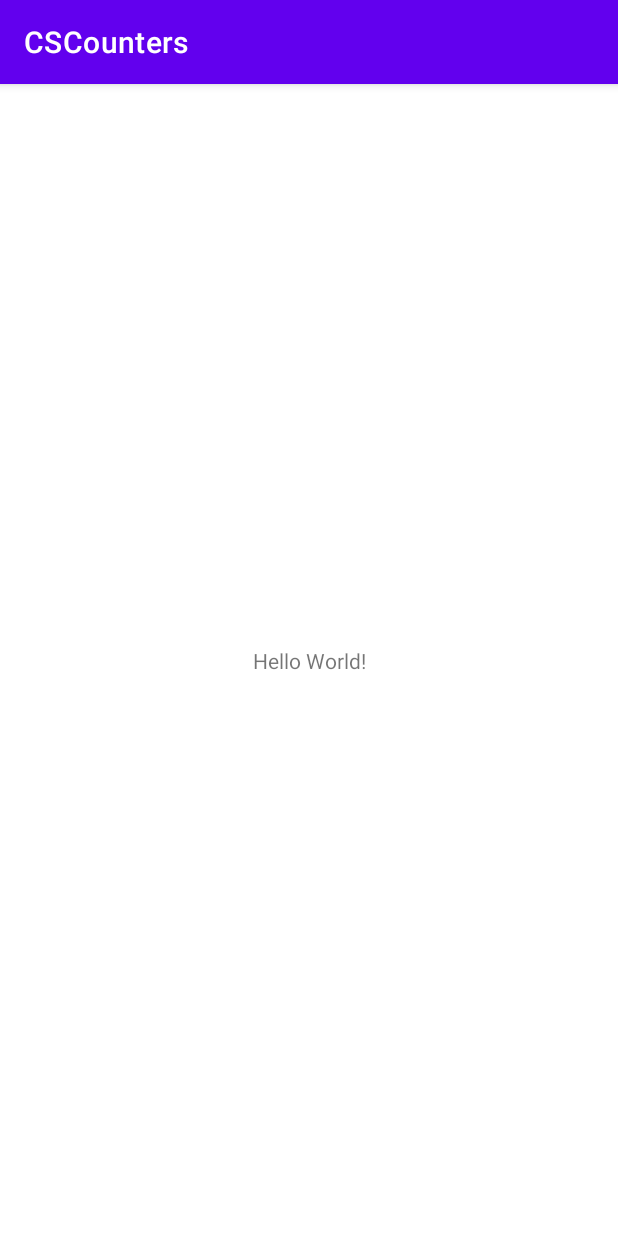
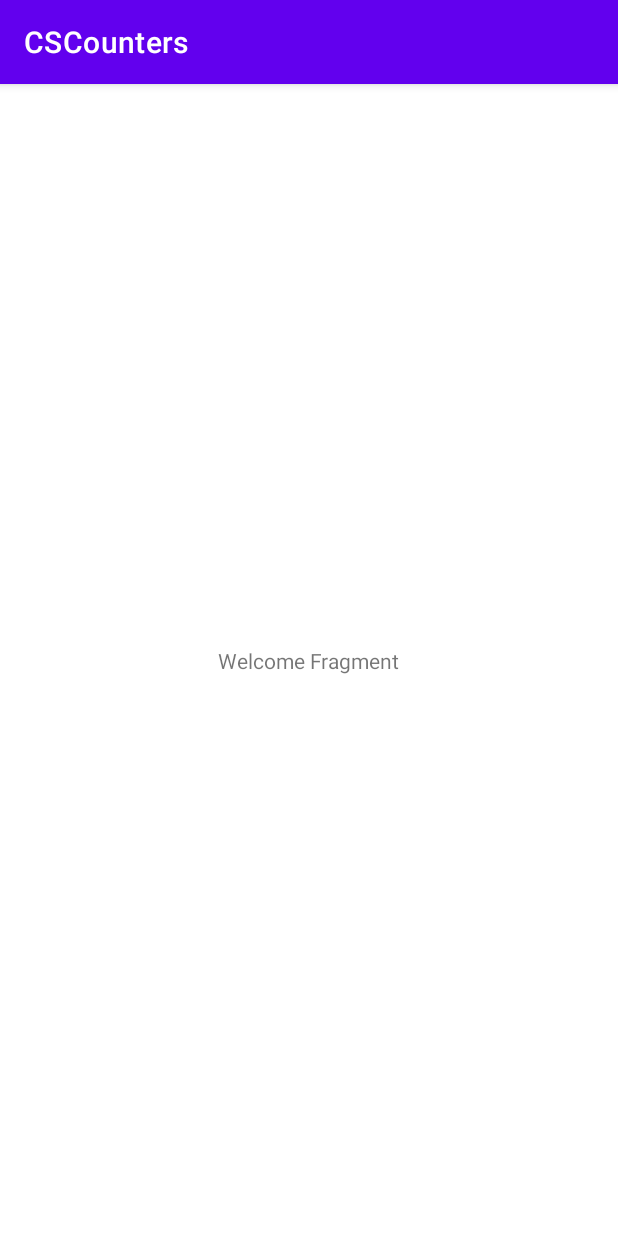
Before and after one commit to alejandrolagosr/counters-android, an Android app: the screen it shows after launch (MainActivity), on a phone screen of 412 x 824 dp. Run offline under Robolectric (Android 15) with nearby library versions, the phone set to English and light mode, and no system bars.

Commit message:
Added navigation graph and fragments

```diff
--- /dev/null
+++ b/app/src/main/java/com/flagos/cscounters/welcome/WelcomeFragment.kt
@@ -0,0 +1,15 @@
+package com.flagos.cscounters.welcome
+
+import android.os.Bundle
+import androidx.fragment.app.Fragment
+import android.view.LayoutInflater
+import android.view.View
+import android.view.ViewGroup
+import com.flagos.cscounters.R
+
+class WelcomeFragment : Fragment() {
+
+    override fun onCreateView(inflater: LayoutInflater, container: ViewGroup?, savedInstanceState: Bundle?): View? {
+        return inflater.inflate(R.layout.fragment_welcome, container, false)
+    }
+}
--- a/app/src/main/res/layout/activity_main.xml
+++ b/app/src/main/res/layout/activity_main.xml
@@ -6,13 +6,15 @@
     android:layout_height="match_parent"
     tools:context=".MainActivity">
 
-    <TextView
-        android:layout_width="wrap_content"
-        android:layout_height="wrap_content"
-        android:text="Hello World!"
+    <androidx.fragment.app.FragmentContainerView
+        android:id="@+id/nav_host_fragment"
+        android:name="androidx.navigation.fragment.NavHostFragment"
+        android:layout_width="@dimen/no_width"
+        android:layout_height="@dimen/no_height"
+        app:defaultNavHost="true"
         app:layout_constraintBottom_toBottomOf="parent"
         app:layout_constraintLeft_toLeftOf="parent"
         app:layout_constraintRight_toRightOf="parent"
-        app:layout_constraintTop_toTopOf="parent" />
-
+        app:layout_constraintTop_toTopOf="parent"
+        app:navGraph="@navigation/main_nav_graph" />
 </androidx.constraintlayout.widget.ConstraintLayout>
--- /dev/null
+++ b/app/src/main/res/layout/fragment_welcome.xml
@@ -0,0 +1,17 @@
+<?xml version="1.0" encoding="utf-8"?>
+<androidx.constraintlayout.widget.ConstraintLayout xmlns:android="http://schemas.android.com/apk/res/android"
+    xmlns:app="http://schemas.android.com/apk/res-auto"
+    xmlns:tools="http://schemas.android.com/tools"
+    android:layout_width="match_parent"
+    android:layout_height="match_parent"
+    tools:context=".welcome.WelcomeFragment">
+
+    <TextView
+        android:layout_width="wrap_content"
+        android:layout_height="wrap_content"
+        android:text="Welcome Fragment"
+        app:layout_constraintBottom_toBottomOf="parent"
+        app:layout_constraintEnd_toEndOf="parent"
+        app:layout_constraintStart_toStartOf="parent"
+        app:layout_constraintTop_toTopOf="parent" />
+</androidx.constraintlayout.widget.ConstraintLayout>
--- /dev/null
+++ b/app/src/main/res/navigation/main_nav_graph.xml
@@ -0,0 +1,25 @@
+<?xml version="1.0" encoding="utf-8"?>
+<navigation xmlns:android="http://schemas.android.com/apk/res/android"
+    xmlns:app="http://schemas.android.com/apk/res-auto"
+    xmlns:tools="http://schemas.android.com/tools"
+    android:id="@+id/main_nav_graph"
+    app:startDestination="@id/welcomeFragment">
+
+    <fragment
+        android:id="@+id/welcomeFragment"
+        android:name="com.flagos.cscounters.welcome.WelcomeFragment"
+        android:label="WelcomeFragment" />
+    <fragment
+        android:id="@+id/mainFragment"
+        android:name="com.flagos.cscounters.main.MainFragment"
+        android:label="MainFragment" />
+    <fragment
+        android:id="@+id/createItemFragment"
+        android:name="com.flagos.cscounters.create.CreateItemFragment"
+        android:label="CreateItemFragment" />
+    <fragment
+        android:id="@+id/examplesFragment"
+        android:name="com.flagos.cscounters.examples.ExamplesFragment"
+        android:label="fragment_examples"
+        tools:layout="@layout/fragment_examples" />
+</navigation>
--- /dev/null
+++ b/app/src/main/res/values/dimens.xml
@@ -0,0 +1,8 @@
+<?xml version="1.0" encoding="utf-8"?>
+<resources>
+
+    <!-- General -->
+    <dimen name="no_width">0dp</dimen>
+    <dimen name="no_height">0dp</dimen>
+
+</resources>
--- a/app/src/main/res/values/strings.xml
+++ b/app/src/main/res/values/strings.xml
@@ -1,3 +1,5 @@
 <resources>
+
     <string name="app_name">CSCounters</string>
+
 </resources>
```
Also changed, not shown: app/src/main/java/com/flagos/cscounters/create/CreateItemFragment.kt (added, +15 -0 lines), app/src/main/java/com/flagos/cscounters/examples/ExamplesFragment.kt (added, +15 -0 lines), app/src/main/java/com/flagos/cscounters/main/MainFragment.kt (added, +15 -0 lines), app/src/main/res/layout/fragment_create_item.xml (added, +17 -0 lines), app/src/main/res/layout/fragment_examples.xml (added, +17 -0 lines), app/src/main/res/layout/fragment_main.xml (added, +17 -0 lines).
